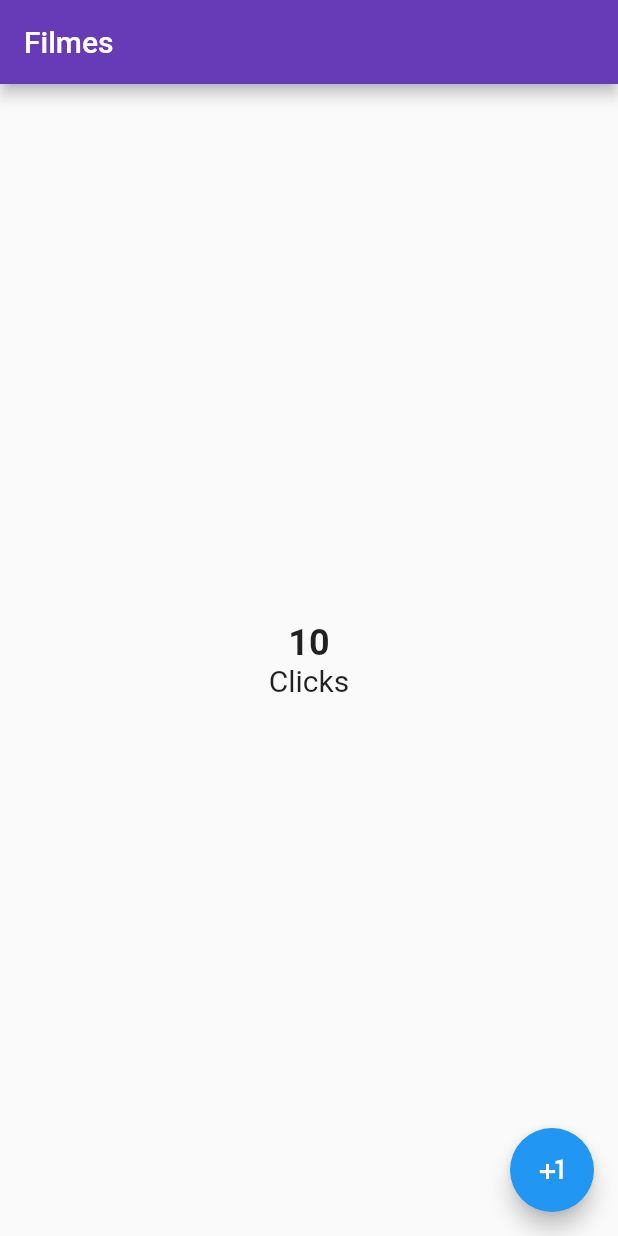
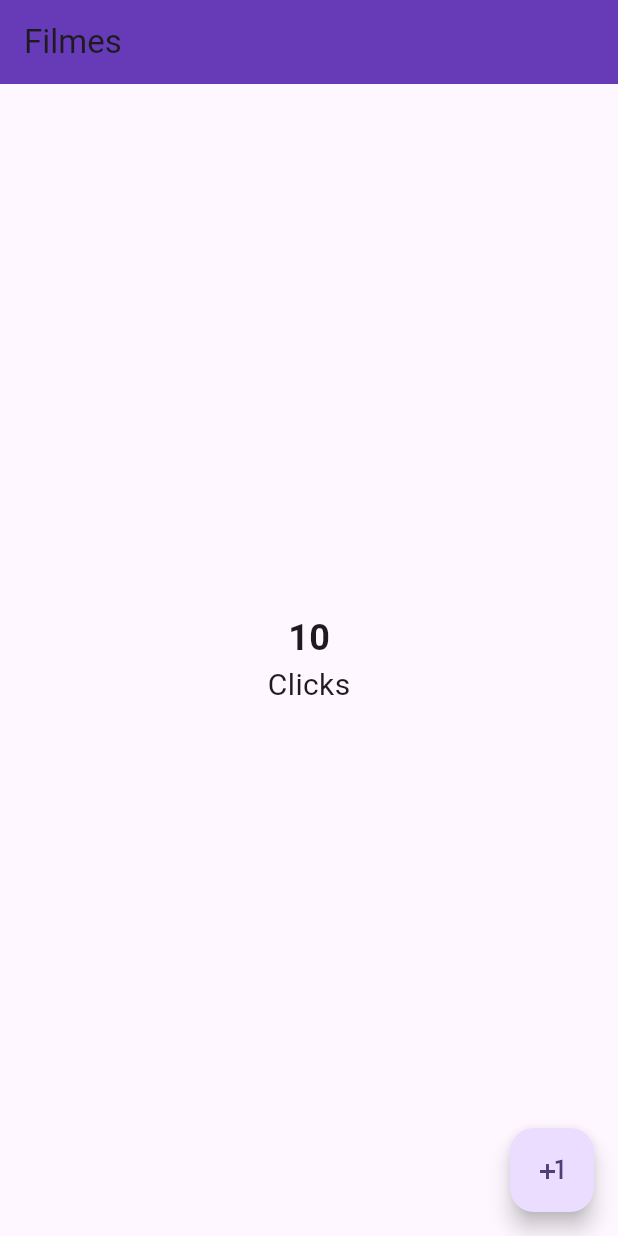
Before and after one commit to ruipaulocalei/flutter-counter-app, a Flutter app: the screen it shows after launch, on a phone screen of 412 x 824 dp. Run offline on Flutter 3.47's test engine with Material 2 defaults, Android fonts, the phone set to English and light mode, and no system bars.

Commit message:
Use material design 3

```diff
--- a/lib/main.dart
+++ b/lib/main.dart
@@ -11,7 +11,12 @@ class MyApp extends StatelessWidget {
 
   @override
   Widget build(BuildContext context) {
-    return const MaterialApp(
-        debugShowCheckedModeBanner: false, home: CounterScreen());
+    return MaterialApp(
+        theme: ThemeData(
+          useMaterial3: true,
+          colorSchemeSeed: Colors.deepPurple,
+        ),
+        debugShowCheckedModeBanner: false,
+        home: const CounterScreen());
   }
 }
```
